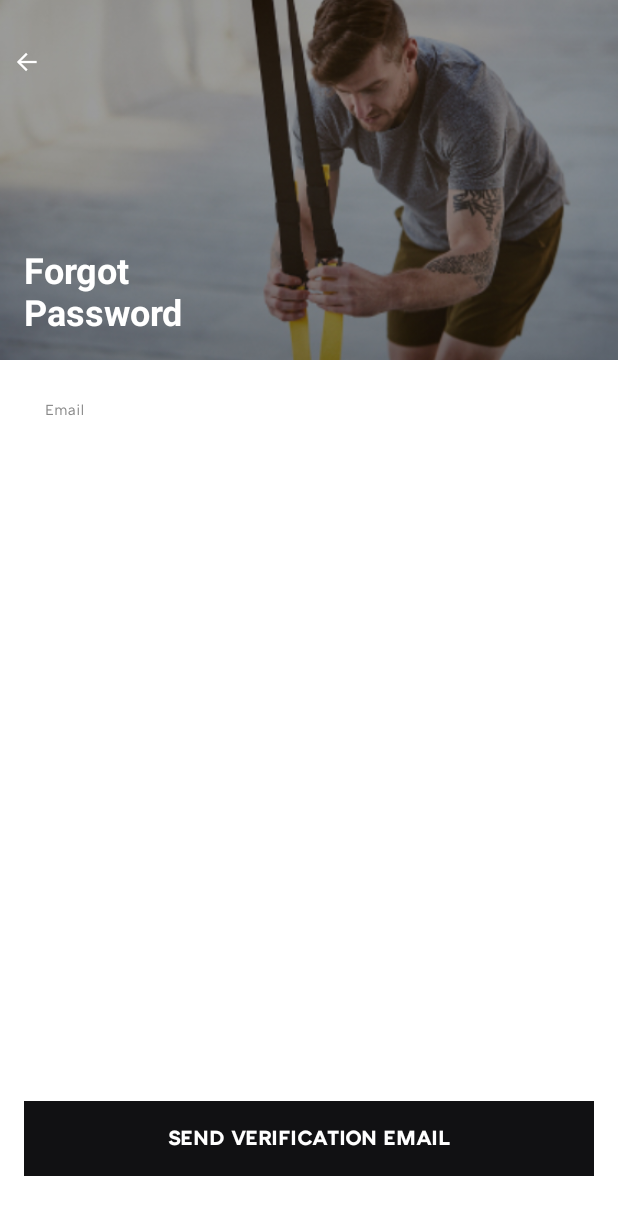
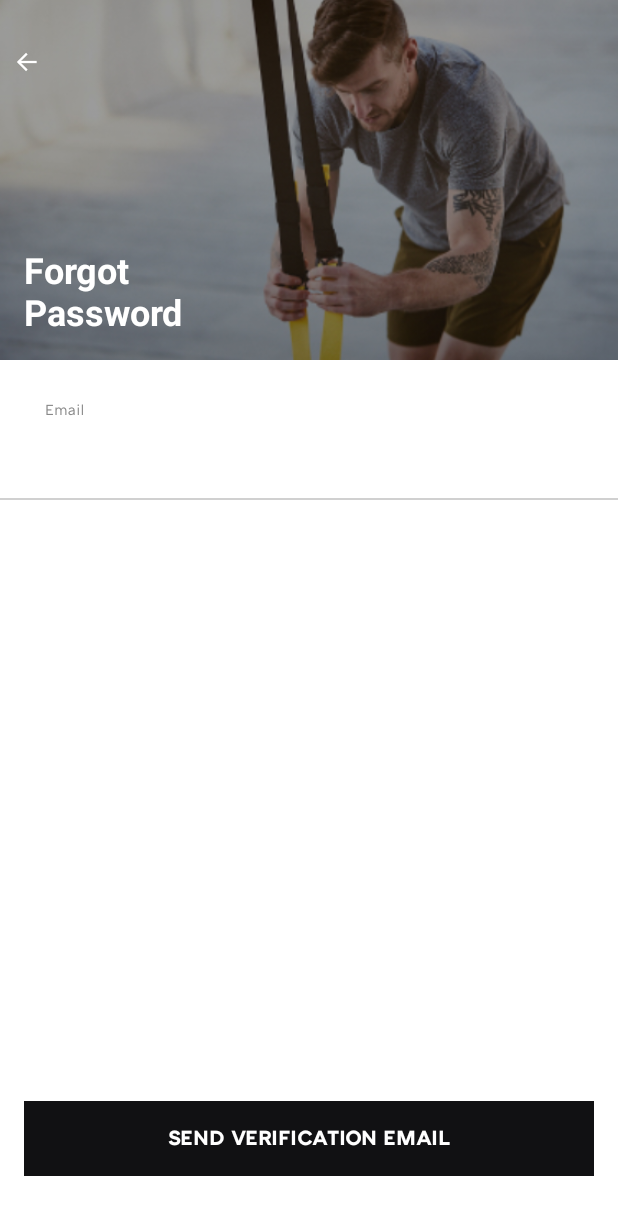
Before and after one commit to hyfn/trx-consumer-android, an Android app: the layout fragment_email.xml on its own in the app's theme, with its tools: preview values and no code run, on a phone screen of 412 x 824 dp. Shown: the top 1215 px of the screen. Run offline under Robolectric (Android 15) with nearby library versions, the phone set to English and light mode, and no system bars.

Commit message:
added seperator.

```diff
--- a/app/src/main/res/layout/fragment_email.xml
+++ b/app/src/main/res/layout/fragment_email.xml
@@ -62,6 +62,16 @@
         app:layout_constraintStart_toStartOf="parent"
         app:layout_constraintTop_toBottomOf="@id/ivHeader" />
 
+    <View
+        android:id="@+id/vLine"
+        android:layout_width="0dp"
+        android:layout_height="1dp"
+        android:layout_marginTop="16dp"
+        android:background="@color/grey"
+        app:layout_constraintEnd_toEndOf="parent"
+        app:layout_constraintStart_toStartOf="parent"
+        app:layout_constraintTop_toBottomOf="@+id/ivEmail" />
+
     <com.trx.consumer.common.CommonLabel
         android:id="@+id/lblDescription"
         style="@style/CommonLabelStyle"
@@ -74,7 +84,7 @@
         android:visibility="gone"
         app:layout_constraintEnd_toEndOf="parent"
         app:layout_constraintStart_toStartOf="parent"
-        app:layout_constraintTop_toBottomOf="@+id/ivEmail" />
+        app:layout_constraintTop_toBottomOf="@+id/vLine" />
 
     <com.trx.consumer.common.CommonLabel
         android:id="@+id/lblVerificationEmailSent"
```
